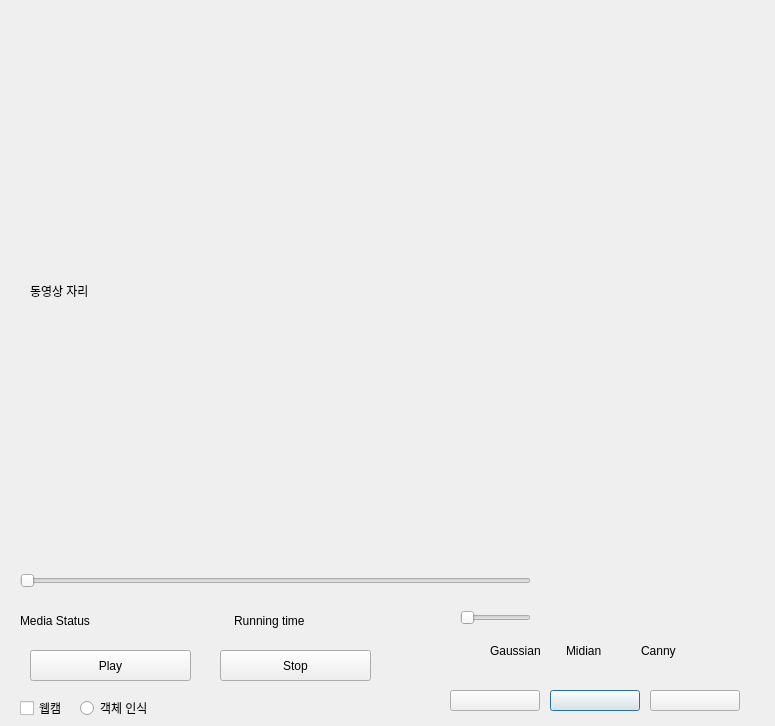
First picture: the form in qt_designer/main2.ui, repository cozyrim/2023-summer-internship-raonhc, before the edit.
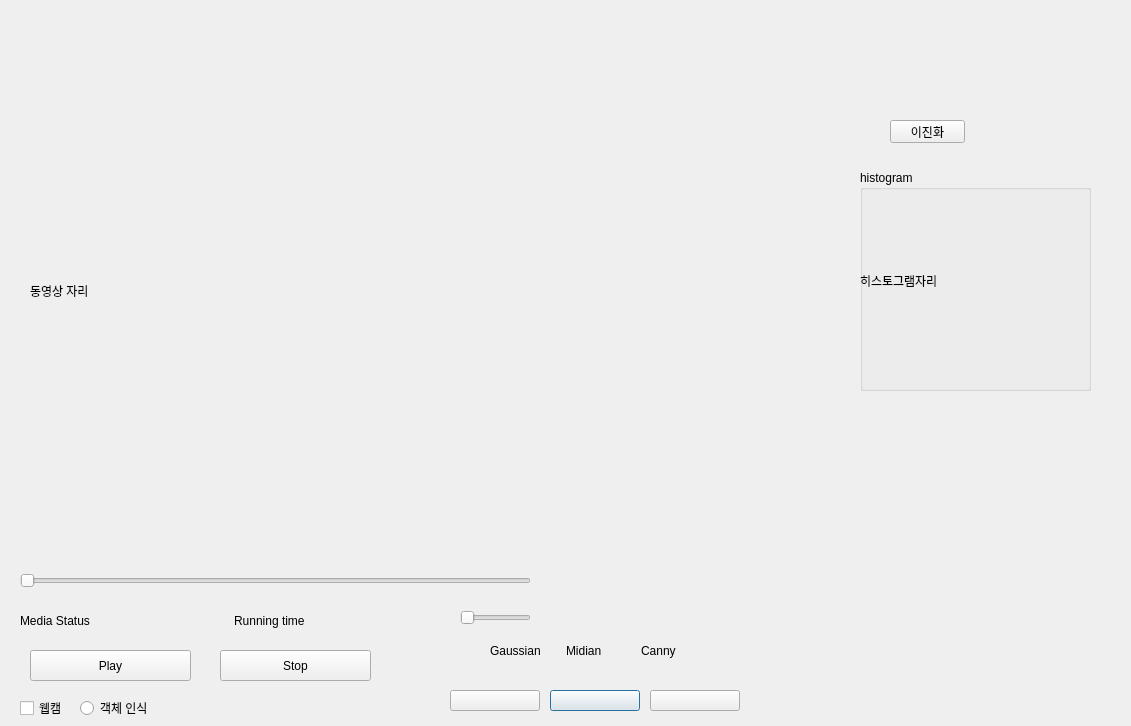
Second picture: the form after the edit. Icons and pictures are not drawn.

Diff of the .ui file:
```diff
--- a/qt_designer/main2.ui
+++ b/qt_designer/main2.ui
@@ -6,7 +6,7 @@
    <rect>
     <x>0</x>
     <y>0</y>
-    <width>775</width>
+    <width>1131</width>
     <height>726</height>
    </rect>
   </property>
@@ -247,6 +247,48 @@
     <string>객체 인식</string>
    </property>
   </widget>
+  <widget class="QPushButton" name="binary_button">
+   <property name="geometry">
+    <rect>
+     <x>890</x>
+     <y>120</y>
+     <width>75</width>
+     <height>23</height>
+    </rect>
+   </property>
+   <property name="text">
+    <string>이진화</string>
+   </property>
+   <property name="checkable">
+    <bool>true</bool>
+   </property>
+  </widget>
+  <widget class="QGroupBox" name="histogram_group">
+   <property name="geometry">
+    <rect>
+     <x>860</x>
+     <y>170</y>
+     <width>231</width>
+     <height>221</height>
+    </rect>
+   </property>
+   <property name="title">
+    <string>histogram</string>
+   </property>
+   <widget class="QLabel" name="histogram_label">
+    <property name="geometry">
+     <rect>
+      <x>0</x>
+      <y>20</y>
+      <width>221</width>
+      <height>181</height>
+     </rect>
+    </property>
+    <property name="text">
+     <string>히스토그램자리</string>
+    </property>
+   </widget>
+  </widget>
  </widget>
  <resources/>
  <connections/>
```
